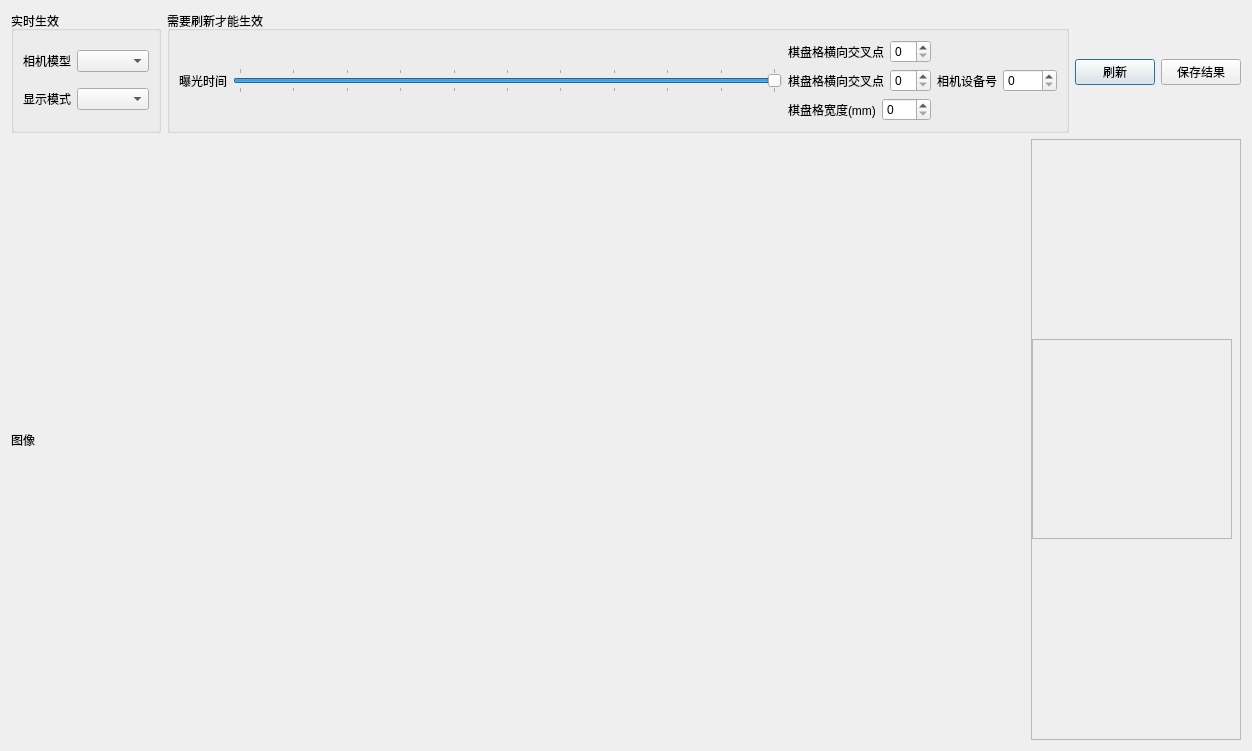
First picture: the form in ui/camera.ui, repository wqhot/ZNTKGUI, before the edit.
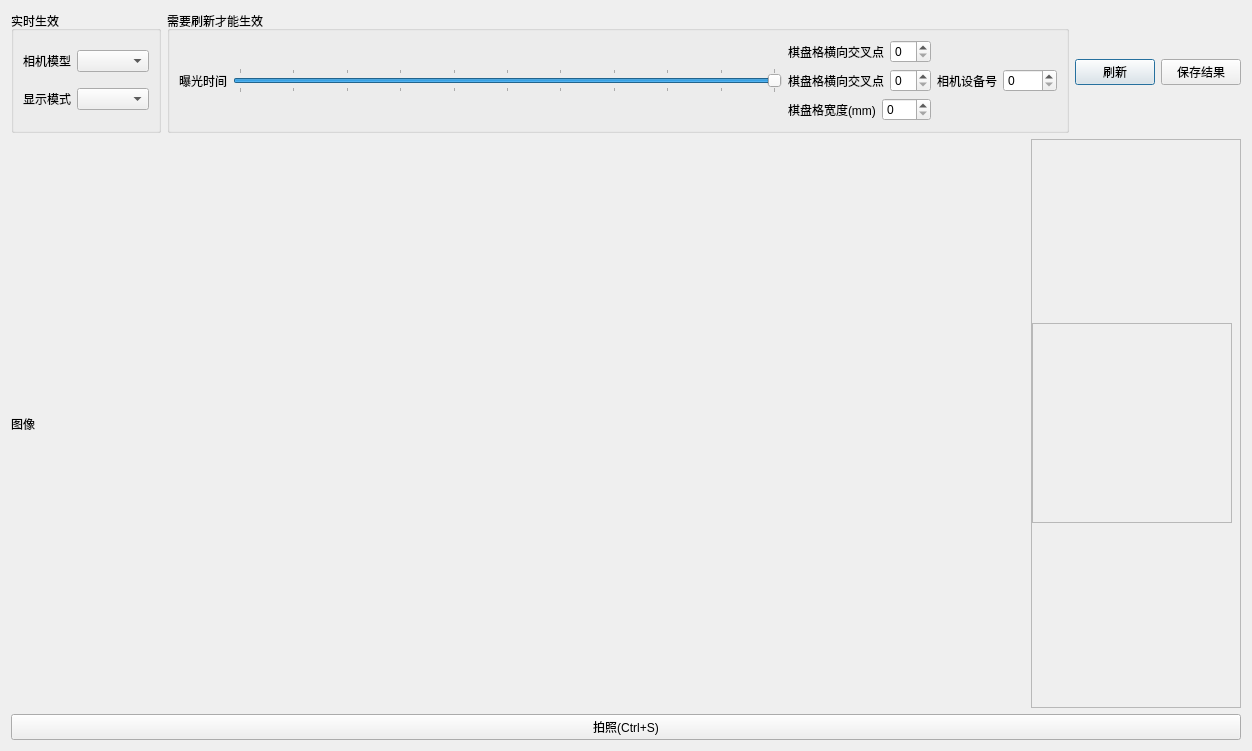
Second picture: the form after the edit. Icons and pictures are not drawn.

Commit message: feature: 集成到主界面

What changed in the file:
```diff
--- a/ui/camera.ui
+++ b/ui/camera.ui
@@ -273,6 +273,16 @@
      </item>
     </layout>
    </item>
+   <item>
+    <widget class="QPushButton" name="pushButton_3">
+     <property name="text">
+      <string>拍照(Ctrl+S)</string>
+     </property>
+     <property name="shortcut">
+      <string>Ctrl+S</string>
+     </property>
+    </widget>
+   </item>
   </layout>
  </widget>
  <resources/>
```
Left out of the diff: 4 changed lines with no effect on the pictures. The commit also changes 4 other files.
